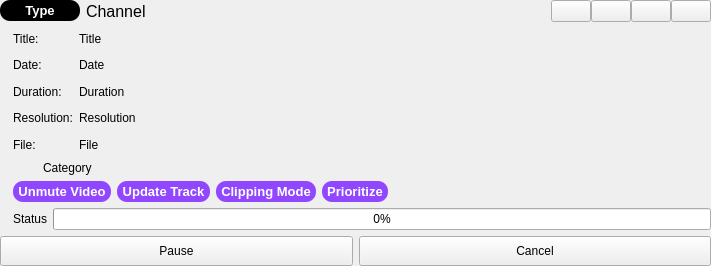
Old version of the form resources/ui/downloadPreview.ui in the repository devhotteok/TwitchLink.
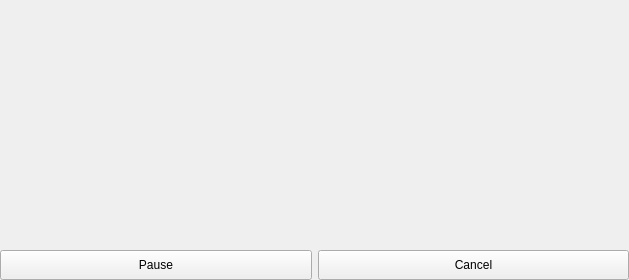
New version of the form. Icons and pictures are not drawn.

```diff
--- a/resources/ui/downloadPreview.ui
+++ b/resources/ui/downloadPreview.ui
@@ -6,8 +6,8 @@
    <rect>
     <x>0</x>
     <y>0</y>
-    <width>711</width>
-    <height>266</height>
+    <width>629</width>
+    <height>280</height>
    </rect>
   </property>
   <property name="cursor">
@@ -30,796 +30,27 @@
     <number>0</number>
    </property>
    <item>
-    <widget class="QWidget" name="channelArea" native="true">
-     <property name="sizePolicy">
-      <sizepolicy hsizetype="Preferred" vsizetype="Fixed">
-       <horstretch>0</horstretch>
-       <verstretch>0</verstretch>
-      </sizepolicy>
+    <widget class="QWidget" name="downloadViewControlBar" native="true">
+     <property name="minimumSize">
+      <size>
+       <width>543</width>
+       <height>32</height>
+      </size>
      </property>
-     <layout class="QHBoxLayout" name="channelAreaLayout">
-      <property name="leftMargin">
-       <number>0</number>
-      </property>
-      <property name="topMargin">
-       <number>0</number>
-      </property>
-      <property name="rightMargin">
-       <number>0</number>
-      </property>
-      <property name="bottomMargin">
-       <number>0</number>
-      </property>
-      <item>
-       <widget class="QWidget" name="videoTypeLabelArea" native="true">
-        <property name="sizePolicy">
-         <sizepolicy hsizetype="Fixed" vsizetype="Fixed">
-          <horstretch>0</horstretch>
-          <verstretch>0</verstretch>
-         </sizepolicy>
-        </property>
-        <property name="minimumSize">
-         <size>
-          <width>80</width>
-          <height>20</height>
-         </size>
-        </property>
-        <property name="styleSheet">
-         <string notr="true">background-color: rgb(0, 0, 0);
-border-radius: 10px;</string>
-        </property>
-        <layout class="QVBoxLayout" name="videoTypeLabelAreaLayout">
-         <property name="leftMargin">
-          <number>5</number>
-         </property>
-         <property name="topMargin">
-          <number>3</number>
-         </property>
-         <property name="rightMargin">
-          <number>5</number>
-         </property>
-         <property name="bottomMargin">
-          <number>3</number>
-         </property>
-         <item>
-          <widget class="QLabel" name="videoTypeLabel">
-           <property name="font">
-            <font>
-             <pointsize>10</pointsize>
-             <weight>75</weight>
-             <bold>true</bold>
-            </font>
-           </property>
-           <property name="styleSheet">
-            <string notr="true">color: rgb(255, 255, 255);</string>
-           </property>
-           <property name="text">
-            <string>Type</string>
-           </property>
-           <property name="alignment">
-            <set>Qt::AlignCenter</set>
-           </property>
-          </widget>
-         </item>
-        </layout>
-       </widget>
-      </item>
-      <item>
-       <widget class="QLabel" name="channel">
-        <property name="sizePolicy">
-         <sizepolicy hsizetype="Ignored" vsizetype="Preferred">
-          <horstretch>0</horstretch>
-          <verstretch>0</verstretch>
-         </sizepolicy>
-        </property>
-        <property name="font">
-         <font>
-          <pointsize>12</pointsize>
-         </font>
-        </property>
-        <property name="text">
-         <string>Channel</string>
-        </property>
-       </widget>
-      </item>
-      <item>
-       <widget class="QWidget" name="controlButtonArea" native="true">
-        <property name="sizePolicy">
-         <sizepolicy hsizetype="Fixed" vsizetype="Preferred">
-          <horstretch>0</horstretch>
-          <verstretch>0</verstretch>
-         </sizepolicy>
-        </property>
-        <property name="cursor">
-         <cursorShape>ArrowCursor</cursorShape>
-        </property>
-        <property name="styleSheet">
-         <string notr="true">#controlButtonArea &gt; QPushButton:!hover {
-	background-color: transparent;
-}</string>
-        </property>
-        <layout class="QHBoxLayout" name="controlButtonAreaLayout">
-         <property name="spacing">
-          <number>0</number>
-         </property>
-         <property name="leftMargin">
-          <number>0</number>
-         </property>
-         <property name="topMargin">
-          <number>0</number>
-         </property>
-         <property name="rightMargin">
-          <number>0</number>
-         </property>
-         <property name="bottomMargin">
-          <number>0</number>
-         </property>
-         <item>
-          <widget class="QPushButton" name="retryButton">
-           <property name="sizePolicy">
-            <sizepolicy hsizetype="Fixed" vsizetype="Fixed">
-             <horstretch>0</horstretch>
-             <verstretch>0</verstretch>
-            </sizepolicy>
-           </property>
-           <property name="toolTip">
-            <string>Retry Download</string>
-           </property>
-           <property name="icon">
-            <iconset>
-             <normaloff>../icons/retry.svg</normaloff>../icons/retry.svg</iconset>
-           </property>
-           <property name="iconSize">
-            <size>
-             <width>32</width>
-             <height>24</height>
-            </size>
-           </property>
-          </widget>
-         </item>
-         <item>
-          <widget class="QPushButton" name="openFolderButton">
-           <property name="sizePolicy">
-            <sizepolicy hsizetype="Fixed" vsizetype="Fixed">
-             <horstretch>0</horstretch>
-             <verstretch>0</verstretch>
-            </sizepolicy>
-           </property>
-           <property name="toolTip">
-            <string>Open Folder</string>
-           </property>
-           <property name="icon">
-            <iconset>
-             <normaloff>../icons/folder.svg</normaloff>../icons/folder.svg</iconset>
-           </property>
-           <property name="iconSize">
-            <size>
-             <width>32</width>
-             <height>24</height>
-            </size>
-           </property>
-          </widget>
-         </item>
-         <item>
-          <widget class="QPushButton" name="openFileButton">
-           <property name="sizePolicy">
-            <sizepolicy hsizetype="Fixed" vsizetype="Fixed">
-             <horstretch>0</horstretch>
-             <verstretch>0</verstretch>
-            </sizepolicy>
-           </property>
-           <property name="toolTip">
-            <string>Open File</string>
-           </property>
-           <property name="icon">
-            <iconset>
-             <normaloff>../icons/file.svg</normaloff>../icons/file.svg</iconset>
-           </property>
-           <property name="iconSize">
-            <size>
-             <width>32</width>
-             <height>24</height>
-            </size>
-           </property>
-          </widget>
-         </item>
-         <item>
-          <widget class="QPushButton" name="closeButton">
-           <property name="sizePolicy">
-            <sizepolicy hsizetype="Fixed" vsizetype="Fixed">
-             <horstretch>0</horstretch>
-             <verstretch>0</verstretch>
-            </sizepolicy>
-           </property>
-           <property name="toolTip">
-            <string>Close</string>
-           </property>
-           <property name="icon">
-            <iconset>
-             <normaloff>../icons/close.svg</normaloff>../icons/close.svg</iconset>
-           </property>
-           <property name="iconSize">
-            <size>
-             <width>32</width>
-             <height>24</height>
-            </size>
-           </property>
-          </widget>
-         </item>
-        </layout>
-       </widget>
-      </item>
-     </layout>
     </widget>
    </item>
    <item>
-    <widget class="QWidget" name="videoArea" native="true">
-     <layout class="QHBoxLayout" name="videoAreaLayout">
-      <property name="leftMargin">
-       <number>0</number>
-      </property>
-      <property name="topMargin">
-       <number>0</number>
-      </property>
-      <property name="rightMargin">
-       <number>0</number>
-      </property>
-      <property name="bottomMargin">
-       <number>0</number>
-      </property>
-      <item>
-       <widget class="QLabel" name="thumbnailImage">
-        <property name="maximumSize">
-         <size>
-          <width>288</width>
-          <height>162</height>
-         </size>
-        </property>
-        <property name="text">
-         <string/>
-        </property>
-        <property name="pixmap">
-         <pixmap>../img/thumbnail.png</pixmap>
-        </property>
-        <property name="scaledContents">
-         <bool>true</bool>
-        </property>
-        <property name="alignment">
-         <set>Qt::AlignCenter</set>
-        </property>
-       </widget>
-      </item>
-      <item>
-       <widget class="QWidget" name="infoArea" native="true">
-        <property name="sizePolicy">
-         <sizepolicy hsizetype="Expanding" vsizetype="Expanding">
-          <horstretch>0</horstretch>
-          <verstretch>0</verstretch>
-         </sizepolicy>
-        </property>
-        <layout class="QVBoxLayout" name="infoAreaLayout">
-         <property name="leftMargin">
-          <number>0</number>
-         </property>
-         <property name="topMargin">
-          <number>0</number>
-         </property>
-         <property name="rightMargin">
-          <number>0</number>
-         </property>
-         <property name="bottomMargin">
-          <number>0</number>
-         </property>
-         <item>
-          <widget class="QWidget" name="metaArea" native="true">
-           <property name="sizePolicy">
-            <sizepolicy hsizetype="Preferred" vsizetype="Expanding">
-             <horstretch>0</horstretch>
-             <verstretch>0</verstretch>
-            </sizepolicy>
-           </property>
-           <layout class="QFormLayout" name="metaAreaLayout">
-            <property name="leftMargin">
-             <number>0</number>
-            </property>
-            <property name="topMargin">
-             <number>0</number>
-            </property>
-            <property name="rightMargin">
-             <number>0</number>
-            </property>
-            <property name="bottomMargin">
-             <number>0</number>
-            </property>
-            <item row="0" column="0">
-             <widget class="QLabel" name="titleInfo">
-              <property name="sizePolicy">
-               <sizepolicy hsizetype="Preferred" vsizetype="Expanding">
-                <horstretch>0</horstretch>
-                <verstretch>0</verstretch>
-               </sizepolicy>
-              </property>
-              <property name="text">
-               <string>Title:</string>
-              </property>
-             </widget>
-            </item>
-            <item row="0" column="1">
-             <widget class="QLabel" name="title">
-              <property name="sizePolicy">
-               <sizepolicy hsizetype="Ignored" vsizetype="Expanding">
-                <horstretch>0</horstretch>
-                <verstretch>0</verstretch>
-               </sizepolicy>
-              </property>
-              <property name="text">
-               <string>Title</string>
-              </property>
-             </widget>
-            </item>
-            <item row="1" column="0">
-             <widget class="QLabel" name="dateInfo">
-              <property name="sizePolicy">
-               <sizepolicy hsizetype="Preferred" vsizetype="Expanding">
-                <horstretch>0</horstretch>
-                <verstretch>0</verstretch>
-               </sizepolicy>
-              </property>
-              <property name="text">
-               <string>Date:</string>
-              </property>
-             </widget>
-            </item>
-            <item row="1" column="1">
-             <widget class="QLabel" name="date">
-              <property name="sizePolicy">
-               <sizepolicy hsizetype="Ignored" vsizetype="Expanding">
-                <horstretch>0</horstretch>
-                <verstretch>0</verstretch>
-               </sizepolicy>
-              </property>
-              <property name="text">
-               <string>Date</string>
-              </property>
-             </widget>
-            </item>
-            <item row="2" column="0">
-             <widget class="QLabel" name="durationInfo">
-              <property name="sizePolicy">
-               <sizepolicy hsizetype="Preferred" vsizetype="Expanding">
-                <horstretch>0</horstretch>
-                <verstretch>0</verstretch>
-               </sizepolicy>
-              </property>
-              <property name="text">
-               <string>Duration:</string>
-              </property>
-             </widget>
-            </item>
-            <item row="2" column="1">
-             <widget class="QLabel" name="duration">
-              <property name="sizePolicy">
-               <sizepolicy hsizetype="Ignored" vsizetype="Expanding">
-                <horstretch>0</horstretch>
-                <verstretch>0</verstretch>
-               </sizepolicy>
-              </property>
-              <property name="text">
-               <string>Duration</string>
-              </property>
-             </widget>
-            </item>
-            <item row="3" column="0">
-             <widget class="QLabel" name="resolutionInfo">
-              <property name="sizePolicy">
-               <sizepolicy hsizetype="Preferred" vsizetype="Expanding">
-                <horstretch>0</horstretch>
-                <verstretch>0</verstretch>
-               </sizepolicy>
-              </property>
-              <property name="text">
-               <string>Resolution:</string>
-              </property>
-             </widget>
-            </item>
-            <item row="3" column="1">
-             <widget class="QLabel" name="resolution">
-              <property name="sizePolicy">
-               <sizepolicy hsizetype="Ignored" vsizetype="Expanding">
-                <horstretch>0</horstretch>
-                <verstretch>0</verstretch>
-               </sizepolicy>
-              </property>
-              <property name="text">
-               <string>Resolution</string>
-              </property>
-             </widget>
-            </item>
-            <item row="4" column="0">
-             <widget class="QLabel" name="fileInfo">
-              <property name="sizePolicy">
-               <sizepolicy hsizetype="Preferred" vsizetype="Expanding">
-                <horstretch>0</horstretch>
-                <verstretch>0</verstretch>
-               </sizepolicy>
-              </property>
-              <property name="text">
-               <string>File:</string>
-              </property>
-             </widget>
-            </item>
-            <item row="4" column="1">
-             <widget class="QLabel" name="file">
-              <property name="sizePolicy">
-               <sizepolicy hsizetype="Ignored" vsizetype="Expanding">
-                <horstretch>0</horstretch>
-                <verstretch>0</verstretch>
-               </sizepolicy>
-              </property>
-              <property name="text">
-               <string>File</string>
-              </property>
-             </widget>
-            </item>
-           </layout>
-          </widget>
-         </item>
-         <item>
-          <widget class="QWidget" name="categoryArea" native="true">
-           <property name="sizePolicy">
-            <sizepolicy hsizetype="Expanding" vsizetype="Fixed">
-             <horstretch>0</horstretch>
-             <verstretch>0</verstretch>
-            </sizepolicy>
-           </property>
-           <layout class="QHBoxLayout" name="categoryAreaLayout">
-            <property name="leftMargin">
-             <number>0</number>
-            </property>
-            <property name="topMargin">
-             <number>0</number>
-            </property>
-            <property name="rightMargin">
-             <number>0</number>
-            </property>
-            <property name="bottomMargin">
-             <number>0</number>
-            </property>
-            <item>
-             <widget class="QLabel" name="categoryImage">
-              <property name="sizePolicy">
-               <sizepolicy hsizetype="Fixed" vsizetype="Fixed">
-                <horstretch>0</horstretch>
-                <verstretch>0</verstretch>
-               </sizepolicy>
-              </property>
-              <property name="maximumSize">
-               <size>
-                <width>24</width>
-                <height>32</height>
-               </size>
-              </property>
-              <property name="text">
-               <string/>
-              </property>
-              <property name="pixmap">
-               <pixmap>../img/category.jpg</pixmap>
-              </property>
-              <property name="scaledContents">
-               <bool>true</bool>
-              </property>
-              <property name="alignment">
-               <set>Qt::AlignCenter</set>
-              </property>
-             </widget>
-            </item>
-            <item>
-             <widget class="QLabel" name="category">
-              <property name="sizePolicy">
-               <sizepolicy hsizetype="Ignored" vsizetype="Preferred">
-                <horstretch>0</horstretch>
-                <verstretch>0</verstretch>
-               </sizepolicy>
-              </property>
-              <property name="text">
-               <string>Category</string>
-              </property>
-             </widget>
-            </item>
-           </layout>
-          </widget>
-         </item>
-         <item>
-          <widget class="QWidget" name="tagArea" native="true">
-           <property name="sizePolicy">
-            <sizepolicy hsizetype="Fixed" vsizetype="Preferred">
-             <horstretch>0</horstretch>
-             <verstretch>0</verstretch>
-            </sizepolicy>
-           </property>
-           <layout class="QHBoxLayout" name="tagAreaLayout">
-            <property name="leftMargin">
-             <number>0</number>
-            </property>
-            <property name="topMargin">
-             <number>0</number>
-            </property>
-            <property name="rightMargin">
-             <number>0</number>
-            </property>
-            <property name="bottomMargin">
-             <number>0</number>
-            </property>
-            <item>
-             <widget class="QWidget" name="unmuteVideoTag" native="true">
-              <property name="sizePolicy">
-               <sizepolicy hsizetype="Preferred" vsizetype="Fixed">
-                <horstretch>0</horstretch>
-                <verstretch>0</verstretch>
-               </sizepolicy>
-              </property>
-              <property name="minimumSize">
-               <size>
-                <width>0</width>
-                <height>20</height>
-               </size>
-              </property>
-              <property name="styleSheet">
-               <string notr="true">color: rgb(255, 255, 255);
-background-color: rgb(145, 71, 255);
-border-radius: 10px;</string>
-              </property>
-              <layout class="QVBoxLayout" name="unmuteVideoTagLayout">
-               <property name="leftMargin">
-                <number>5</number>
-               </property>
-               <property name="topMargin">
-                <number>3</number>
-               </property>
-               <property name="rightMargin">
-                <number>5</number>
-               </property>
-               <property name="bottomMargin">
-                <number>3</number>
-               </property>
-               <item>
-                <widget class="QLabel" name="unmuteVideoTagLabel">
-                 <property name="font">
-                  <font>
-                   <pointsize>10</pointsize>
-                   <weight>75</weight>
-                   <bold>true</bold>
-                  </font>
-                 </property>
-                 <property name="text">
-                  <string>Unmute Video</string>
-                 </property>
-                 <property name="alignment">
-                  <set>Qt::AlignCenter</set>
-                 </property>
-                </widget>
-               </item>
-              </layout>
-             </widget>
-            </item>
-            <item>
-             <widget class="QWidget" name="updateTrackTag" native="true">
-              <property name="sizePolicy">
-               <sizepolicy hsizetype="Preferred" vsizetype="Fixed">
-                <horstretch>0</horstretch>
-                <verstretch>0</verstretch>
-               </sizepolicy>
-              </property>
-              <property name="minimumSize">
-               <size>
-                <width>0</width>
-                <height>20</height>
-               </size>
-              </property>
-              <property name="styleSheet">
-               <string notr="true">color: rgb(255, 255, 255);
-background-color: rgb(145, 71, 255);
-border-radius: 10px;</string>
-              </property>
-              <layout class="QVBoxLayout" name="updateTrackTagLayout">
-               <property name="leftMargin">
-                <number>5</number>
-               </property>
-               <property name="topMargin">
-                <number>3</number>
-               </property>
-               <property name="rightMargin">
-                <number>5</number>
-               </property>
-               <property name="bottomMargin">
-                <number>3</number>
-               </property>
-               <item>
-                <widget class="QLabel" name="updateTrackTagLabel">
-                 <property name="font">
-                  <font>
-                   <pointsize>10</pointsize>
-                   <weight>75</weight>
-                   <bold>true</bold>
-                  </font>
-                 </property>
-                 <property name="text">
-                  <string>Update Track</string>
-                 </property>
-                 <property name="alignment">
-                  <set>Qt::AlignCenter</set>
-                 </property>
-                </widget>
-               </item>
-              </layout>
-             </widget>
-            </item>
-            <item>
-             <widget class="QWidget" name="clippingModeTag" native="true">
-              <property name="sizePolicy">
-               <sizepolicy hsizetype="Preferred" vsizetype="Fixed">
-                <horstretch>0</horstretch>
-                <verstretch>0</verstretch>
-               </sizepolicy>
-              </property>
-              <property name="minimumSize">
-               <size>
-                <width>0</width>
-                <height>20</height>
-               </size>
-              </property>
-              <property name="styleSheet">
-               <string notr="true">color: rgb(255, 255, 255);
-background-color: rgb(145, 71, 255);
-border-radius: 10px;</string>
-              </property>
-              <layout class="QVBoxLayout" name="clippingModeTagLayout">
-               <property name="leftMargin">
-                <number>5</number>
-               </property>
-               <property name="topMargin">
-                <number>3</number>
-               </property>
-               <property name="rightMargin">
-                <number>5</number>
-               </property>
-               <property name="bottomMargin">
-                <number>3</number>
-               </property>
-               <item>
-                <widget class="QLabel" name="clippingModeTagLabel">
-                 <property name="font">
-                  <font>
-                   <pointsize>10</pointsize>
-                   <weight>75</weight>
-                   <bold>true</bold>
-                  </font>
-                 </property>
-                 <property name="text">
-                  <string>Clipping Mode</string>
-                 </property>
-                 <property name="alignment">
-                  <set>Qt::AlignCenter</set>
-                 </property>
-                </widget>
-               </item>
-              </layout>
-             </widget>
-            </item>
-            <item>
-             <widget class="QWidget" name="prioritizeTag" native="true">
-              <property name="sizePolicy">
-               <sizepolicy hsizetype="Preferred" vsizetype="Fixed">
-                <horstretch>0</horstretch>
-                <verstretch>0</verstretch>
-               </sizepolicy>
-              </property>
-              <property name="minimumSize">
-               <size>
-                <width>0</width>
-                <height>20</height>
-               </size>
-              </property>
-              <property name="styleSheet">
-               <string notr="true">color: rgb(255, 255, 255);
-background-color: rgb(145, 71, 255);
-border-radius: 10px;</string>
-              </property>
-              <layout class="QVBoxLayout" name="prioritizeTagLayout">
-               <property name="leftMargin">
-                <number>5</number>
-               </property>
-               <property name="topMargin">
-                <number>3</number>
-               </property>
-               <property name="rightMargin">
-                <number>5</number>
-               </property>
-               <property name="bottomMargin">
-                <number>3</number>
-               </property>
-               <item>
-                <widget class="QLabel" name="prioritizeTagLabel">
-                 <property name="font">
-                  <font>
-                   <pointsize>10</pointsize>
-                   <weight>75</weight>
-                   <bold>true</bold>
-                  </font>
-                 </property>
-                 <property name="text">
-                  <string>Prioritize</string>
-                 </property>
-                 <property name="alignment">
-                  <set>Qt::AlignCenter</set>
-                 </property>
-                </widget>
-               </item>
-              </layout>
-             </widget>
-            </item>
-           </layout>
-          </widget>
-         </item>
-        </layout>
-       </widget>
-      </item>
-     </layout>
+    <widget class="QWidget" name="downloaderView" native="true">
+     <property name="minimumSize">
+      <size>
+       <width>629</width>
+       <height>206</height>
+      </size>
+     </property>
     </widget>
    </item>
    <item>
-    <widget class="QWidget" name="statusArea" native="true">
-     <layout class="QHBoxLayout" name="statusAreaLayout">
-      <property name="leftMargin">
-       <number>0</number>
-      </property>
-      <property name="topMargin">
-       <number>0</number>
-      </property>
-      <property name="rightMargin">
-       <number>0</number>
-      </property>
-      <property name="bottomMargin">
-       <number>0</number>
-      </property>
-      <item>
-       <widget class="QLabel" name="alertIcon">
-        <property name="sizePolicy">
-         <sizepolicy hsizetype="Fixed" vsizetype="Fixed">
-          <horstretch>0</horstretch>
-          <verstretch>0</verstretch>
-         </sizepolicy>
-        </property>
-        <property name="pixmap">
-         <pixmap>../icons/alert_red.svg</pixmap>
-        </property>
-        <property name="scaledContents">
-         <bool>true</bool>
-        </property>
-        <property name="alignment">
-         <set>Qt::AlignCenter</set>
-        </property>
-       </widget>
-      </item>
-      <item>
-       <widget class="QLabel" name="status">
-        <property name="text">
-         <string>Status</string>
-        </property>
-       </widget>
-      </item>
-      <item>
-       <widget class="QProgressBar" name="progressBar">
-        <property name="value">
-         <number>0</number>
-        </property>
-       </widget>
-      </item>
-     </layout>
-    </widget>
-   </item>
-   <item>
-    <widget class="QWidget" name="buttonArea" native="true">
+    <widget class="QWidget" name="downloaderButtonArea" native="true">
      <property name="sizePolicy">
       <sizepolicy hsizetype="Preferred" vsizetype="Fixed">
        <horstretch>0</horstretch>
@@ -835,7 +66,7 @@
      <property name="cursor">
       <cursorShape>ArrowCursor</cursorShape>
      </property>
-     <layout class="QHBoxLayout" name="buttonAreaLayout">
+     <layout class="QHBoxLayout" name="downloaderButtonAreaLayout">
       <property name="leftMargin">
        <number>0</number>
       </property>
```
